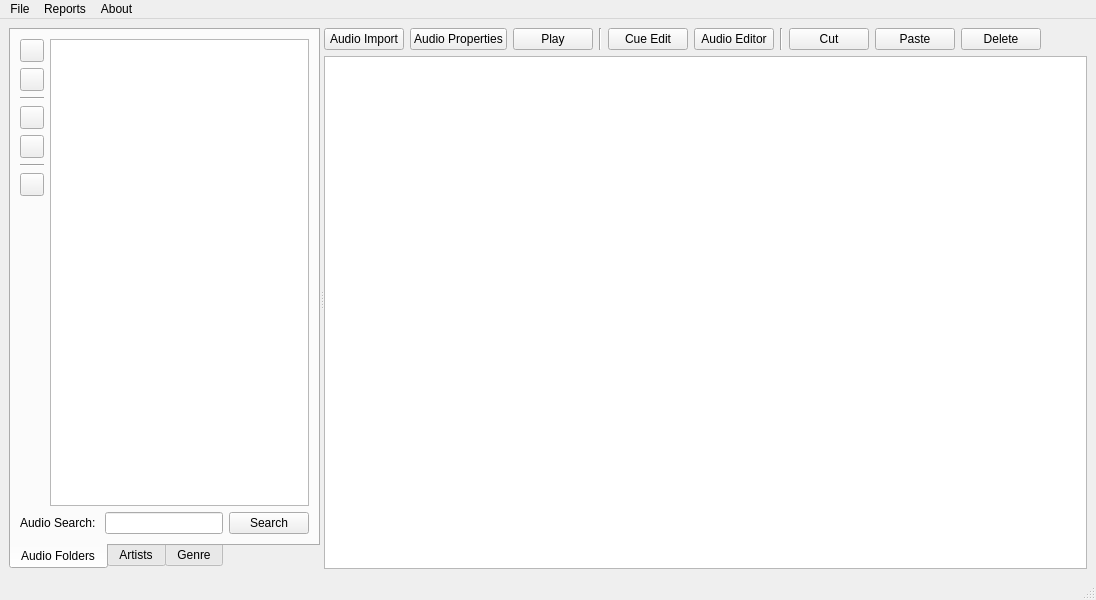
First picture: the form in rave/AudioExplorer/mainwindow.ui, repository pgathogo/raven, before the edit.
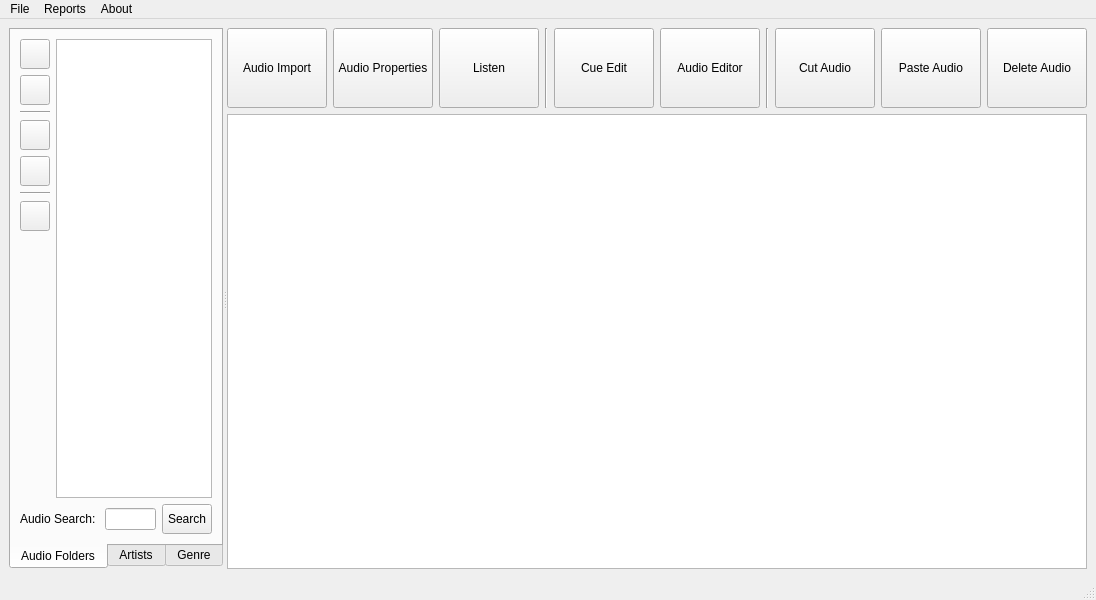
Second picture: the form after the edit.

What changed in the file:
```diff
--- a/rave/AudioExplorer/mainwindow.ui
+++ b/rave/AudioExplorer/mainwindow.ui
@@ -53,6 +53,12 @@
             <layout class="QVBoxLayout" name="verticalLayout_6">
              <item>
               <widget class="QToolButton" name="tbNew">
+               <property name="minimumSize">
+                <size>
+                 <width>30</width>
+                 <height>30</height>
+                </size>
+               </property>
                <property name="text">
                 <string/>
                </property>
@@ -60,6 +66,12 @@
              </item>
              <item>
               <widget class="QToolButton" name="tbRename">
+               <property name="minimumSize">
+                <size>
+                 <width>30</width>
+                 <height>30</height>
+                </size>
+               </property>
                <property name="text">
                 <string/>
                </property>
@@ -74,6 +86,12 @@
              </item>
              <item>
               <widget class="QToolButton" name="tbCut">
+               <property name="minimumSize">
+                <size>
+                 <width>30</width>
+                 <height>30</height>
+                </size>
+               </property>
                <property name="text">
                 <string/>
                </property>
@@ -81,6 +99,12 @@
              </item>
              <item>
               <widget class="QToolButton" name="tbPaste">
+               <property name="minimumSize">
+                <size>
+                 <width>30</width>
+                 <height>30</height>
+                </size>
+               </property>
                <property name="text">
                 <string/>
                </property>
@@ -95,6 +119,12 @@
              </item>
              <item>
               <widget class="QToolButton" name="tbDelete">
+               <property name="minimumSize">
+                <size>
+                 <width>30</width>
+                 <height>30</height>
+                </size>
+               </property>
                <property name="text">
                 <string/>
                </property>
@@ -140,7 +170,19 @@
             <widget class="QLineEdit" name="edtSearchAudio"/>
            </item>
            <item>
-            <widget class="QPushButton" name="btnSearchAudio">
+            <widget class="QToolButton" name="btnSearchAudio">
+             <property name="sizePolicy">
+              <sizepolicy hsizetype="Fixed" vsizetype="Fixed">
+               <horstretch>0</horstretch>
+               <verstretch>0</verstretch>
+              </sizepolicy>
+             </property>
+             <property name="minimumSize">
+              <size>
+               <width>50</width>
+               <height>30</height>
+              </size>
+             </property>
              <property name="text">
               <string>Search</string>
              </property>
@@ -217,26 +259,47 @@
         <item>
          <layout class="QHBoxLayout" name="horizontalLayout">
           <item>
-           <widget class="QPushButton" name="btnImport">
+           <widget class="QToolButton" name="btnImport">
+            <property name="minimumSize">
+             <size>
+              <width>100</width>
+              <height>80</height>
+             </size>
+            </property>
             <property name="text">
              <string>Audio Import</string>
             </property>
            </widget>
           </item>
           <item>
-           <widget class="QPushButton" name="btnAudioProp">
+           <widget class="QToolButton" name="btnAudioProp">
+            <property name="minimumSize">
+             <size>
+              <width>100</width>
+              <height>80</height>
+             </size>
+            </property>
             <property name="text">
              <string>Audio Properties</string>
             </property>
            </widget>
           </item>
           <item>
-           <widget class="QPushButton" name="btnPlay">
+           <widget class="QToolButton" name="btnPlay">
+            <property name="minimumSize">
+             <size>
+              <width>100</width>
+              <height>80</height>
+             </size>
+            </property>
+            <property name="baseSize">
+             <size>
+              <width>0</width>
+              <height>0</height>
+             </size>
+            </property>
             <property name="text">
-             <string>Play</string>
-            </property>
-            <property name="checkable">
-             <bool>true</bool>
+             <string>Listen</string>
             </property>
            </widget>
           </item>
@@ -248,14 +311,26 @@
            </widget>
           </item>
           <item>
-           <widget class="QPushButton" name="btnCueEdit">
+           <widget class="QToolButton" name="btnCueEdit">
+            <property name="minimumSize">
+             <size>
+              <width>100</width>
+              <height>80</height>
+             </size>
+            </property>
             <property name="text">
              <string>Cue Edit</string>
             </property>
            </widget>
           </item>
           <item>
-           <widget class="QPushButton" name="btnEditor">
+           <widget class="QToolButton" name="btnEditor">
+            <property name="minimumSize">
+             <size>
+              <width>100</width>
+              <height>80</height>
+             </size>
+            </property>
             <property name="text">
              <string>Audio Editor</string>
             </property>
@@ -269,23 +344,41 @@
            </widget>
           </item>
           <item>
-           <widget class="QPushButton" name="btnCut">
+           <widget class="QToolButton" name="btnCut">
+            <property name="minimumSize">
+             <size>
+              <width>100</width>
+              <height>80</height>
+             </size>
+            </property>
             <property name="text">
-             <string>Cut</string>
+             <string>Cut Audio</string>
             </property>
            </widget>
           </item>
           <item>
-           <widget class="QPushButton" name="btnPaste">
+           <widget class="QToolButton" name="btnPaste">
+            <property name="minimumSize">
+             <size>
+              <width>100</width>
+              <height>80</height>
+             </size>
+            </property>
             <property name="text">
-             <string>Paste</string>
+             <string>Paste Audio</string>
             </property>
            </widget>
           </item>
           <item>
-           <widget class="QPushButton" name="btnDelete">
+           <widget class="QToolButton" name="btnDelete">
+            <property name="minimumSize">
+             <size>
+              <width>100</width>
+              <height>80</height>
+             </size>
+            </property>
             <property name="text">
-             <string>Delete</string>
+             <string>Delete Audio</string>
             </property>
            </widget>
           </item>
```
